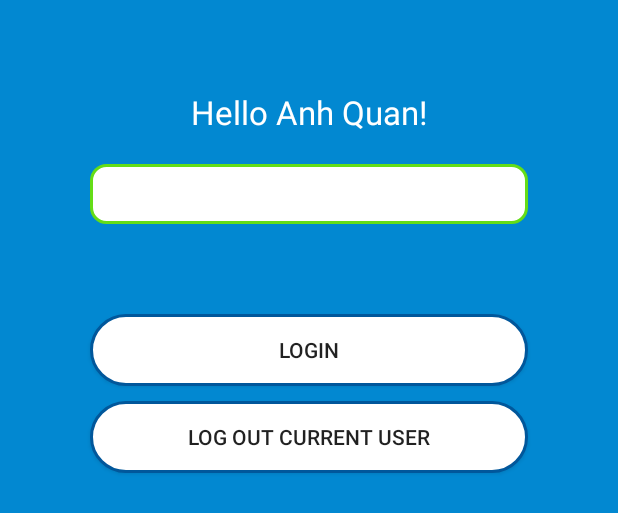
After one commit to Kun112/PassKeeper, an Android app: the layout relogin_activity_layout.xml on its own in the app's theme, with its tools: preview values and no code run, on a phone screen of 412 x 824 dp. The commit adds this screen. Shown: the top 513 px of the screen. Run offline under Robolectric (Android 15) with nearby library versions, the phone set to English and light mode, and no system bars.

Commit message:
add splash and relogin screen

```diff
--- a/app/src/main/java/com/anhquanha/passkeeper/asset/DatabaseHandler.java
+++ b/app/src/main/java/com/anhquanha/passkeeper/asset/DatabaseHandler.java
@@ -58,7 +58,7 @@ public class DatabaseHandler extends SQLiteOpenHelper {
                 + USER_PASS_KEY + " TEXT" + ")";
 
         String CREATE_ACCOUNT_TABLE = "CREATE TABLE " + ACCOUNT_TABLE + "("
-                + ACCOUNT_ID_KEY + " TEXT PRIMARY KEY AUTOINCREMENT,"
+                + ACCOUNT_ID_KEY + " INTEGER PRIMARY KEY AUTOINCREMENT,"
                 + ACCOUNT_LOGINID_KEY + " TEXT,"
                 + ACCOUNT_PASS_KEY + " TEXT,"
                 + ACCOUNT_CATEGORY_KEY + " TEXT,"
--- /dev/null
+++ b/app/src/main/res/layout/relogin_activity_layout.xml
@@ -0,0 +1,52 @@
+<?xml version="1.0" encoding="utf-8"?>
+<LinearLayout
+    xmlns:android="http://schemas.android.com/apk/res/android"
+    android:layout_width="match_parent"
+    android:orientation="vertical"
+    android:background="@color/colorPrimary"
+    android:theme="@style/AppTheme.NoToolbar"
+    android:layout_height="match_parent">
+
+    <TextView
+        android:id="@+id/greetingTv"
+        android:textColor="#fff"
+        android:layout_marginTop="60dp"
+        android:text="Hello Anh Quan!"
+        android:textSize="22sp"
+        android:gravity="center_horizontal"
+        android:layout_width="match_parent"
+        android:layout_height="wrap_content" />
+    <EditText
+        android:id="@+id/passwordReloginTv"
+        android:background="@drawable/edit_text_background"
+        android:layout_marginLeft="60dp"
+        android:layout_marginRight="60dp"
+        android:layout_marginTop="20dp"
+        android:textSize="22sp"
+        android:padding="5dp"
+        android:gravity="center_horizontal"
+        android:inputType="textPassword"
+        android:layout_width="match_parent"
+        android:layout_height="wrap_content" />
+    <Button
+        android:id="@+id/reloginBtn"
+        android:text="@string/login"
+        android:layout_gravity="center_horizontal"
+        android:layout_marginTop="60dp"
+        android:background="@drawable/login_button_background"
+        android:layout_marginRight="60dp"
+        android:layout_marginLeft="60dp"
+        android:layout_width="match_parent"
+        android:layout_height="wrap_content" />
+    <Button
+        android:id="@+id/logoutBtn"
+        android:text="@string/logout"
+        android:background="@drawable/login_button_background"
+        android:layout_gravity="center_horizontal"
+        android:layout_marginTop="10dp"
+        android:layout_marginRight="60dp"
+        android:layout_marginLeft="60dp"
+        android:layout_width="match_parent"
+        android:layout_height="wrap_content" />
+
+</LinearLayout>
--- a/app/src/main/res/values/strings.xml
+++ b/app/src/main/res/values/strings.xml
@@ -24,4 +24,6 @@
     <string name="create_account">Create account</string>
     <string name="log_out">Log out</string>
     <string name="log_out_confirm">Are you sure you want to log out?</string>
+    <string name="logout">Log out current user</string>
+    <string name="greeting_string">Hello %1$s!</string>
 </resources>
```
Also changed, not shown: app/src/main/AndroidManifest.xml (+7 -3 lines), app/src/main/java/com/anhquanha/passkeeper/asset/SharePrefer.java (added, +61 -0 lines), app/src/main/java/com/anhquanha/passkeeper/view/activity/MainActivity.java (+18 -2 lines), app/src/main/java/com/anhquanha/passkeeper/view/activity/ReloginActivity.java (added, +65 -0 lines), app/src/main/java/com/anhquanha/passkeeper/view/activity/SplashActivity.java (added, +30 -0 lines), app/src/main/res/layout/splash_layout.xml (added, +14 -0 lines).
